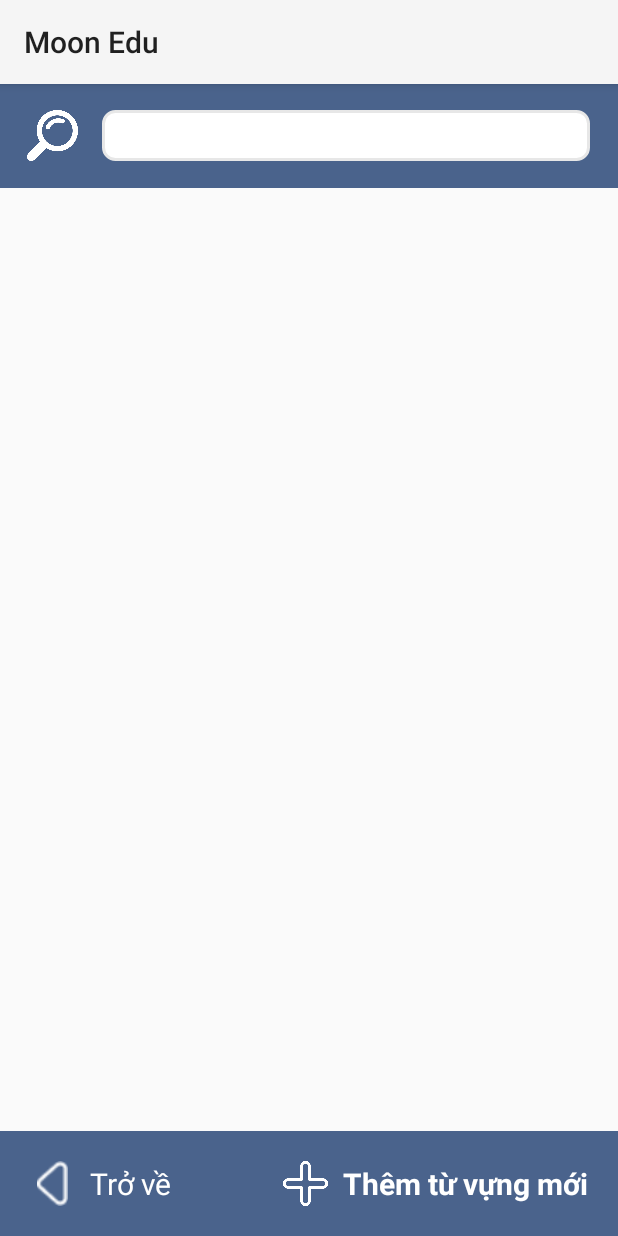
After one commit to thienbinhwwww/MoonEdu, an Android app: the fragment PersonalVocabularyList shown on its own in the app's theme, on a phone screen of 412 x 824 dp. The commit adds this screen. Run offline under Robolectric (Android 15) with nearby library versions, the phone set to English and light mode, and no system bars; our stand-ins replace FlexboxLayout.

Commit message:
Create UI Pesonal vocabulary List

```diff
--- /dev/null
+++ b/app/src/main/java/com/moon/moonedu/Fragment/PersonalVocabularyList.java
@@ -0,0 +1,66 @@
+package com.moon.moonedu.Fragment;
+
+import android.os.Bundle;
+
+import androidx.fragment.app.Fragment;
+
+import android.view.LayoutInflater;
+import android.view.View;
+import android.view.ViewGroup;
+
+import com.moon.moonedu.R;
+
+/**
+ * A simple {@link Fragment} subclass.
+ * Use the {@link PersonalVocabularyList#newInstance} factory method to
+ * create an instance of this fragment.
+ */
+public class PersonalVocabularyList extends Fragment {
+
+    // TODO: Rename parameter arguments, choose names that match
+    // the fragment initialization parameters, e.g. ARG_ITEM_NUMBER
+    private static final String ARG_PARAM1 = "param1";
+    private static final String ARG_PARAM2 = "param2";
+
+    // TODO: Rename and change types of parameters
+    private String mParam1;
+    private String mParam2;
+
+    public PersonalVocabularyList() {
+        // Required empty public constructor
+    }
+
+    /**
+     * Use this factory method to create a new instance of
+     * this fragment using the provided parameters.
+     *
+     * @param param1 Parameter 1.
+     * @param param2 Parameter 2.
+     * @return A new instance of fragment PersonalVocabularyList.
+     */
+    // TODO: Rename and change types and number of parameters
+    public static PersonalVocabularyList newInstance(String param1, String param2) {
+        PersonalVocabularyList fragment = new PersonalVocabularyList();
+        Bundle args = new Bundle();
+        args.putString(ARG_PARAM1, param1);
+        args.putString(ARG_PARAM2, param2);
+        fragment.setArguments(args);
+        return fragment;
+    }
+
+    @Override
+    public void onCreate(Bundle savedInstanceState) {
+        super.onCreate(savedInstanceState);
+        if (getArguments() != null) {
+            mParam1 = getArguments().getString(ARG_PARAM1);
+            mParam2 = getArguments().getString(ARG_PARAM2);
+        }
+    }
+
+    @Override
+    public View onCreateView(LayoutInflater inflater, ViewGroup container,
+                             Bundle savedInstanceState) {
+        // Inflate the layout for this fragment
+        return inflater.inflate(R.layout.fragment_personal_vocabulary_list, container, false);
+    }
+}
--- /dev/null
+++ b/app/src/main/res/layout/fragment_personal_vocabulary_list.xml
@@ -0,0 +1,93 @@
+<?xml version="1.0" encoding="utf-8"?>
+<androidx.constraintlayout.widget.ConstraintLayout xmlns:android="http://schemas.android.com/apk/res/android"
+    xmlns:app="http://schemas.android.com/apk/res-auto"
+    xmlns:tools="http://schemas.android.com/tools"
+    android:layout_width="match_parent"
+    android:layout_height="match_parent"
+    tools:context=".Fragment.PersonalVocabularyList">
+
+
+    <LinearLayout
+        android:id="@+id/search"
+        android:layout_width="match_parent"
+        android:layout_height="69dp"
+        android:background="#4A638C"
+        android:gravity="center"
+        android:orientation="horizontal"
+        app:layout_constraintTop_toTopOf="parent">
+
+        <ImageView
+            android:layout_width="34dp"
+            android:layout_height="34dp"
+            android:layout_marginRight="16dp"
+            android:src="@drawable/magnifier" />
+
+        <EditText
+            android:layout_width="325dp"
+            android:layout_height="34dp"
+            android:background="@drawable/bg_textinput" />
+    </LinearLayout>
+
+    <ListView
+        android:layout_width="match_parent"
+        android:layout_height="0dp"
+        app:layout_constraintBottom_toTopOf="@+id/menu"
+        app:layout_constraintTop_toBottomOf="@+id/search" />
+
+    <com.google.android.flexbox.FlexboxLayout
+        android:id="@+id/menu"
+        android:layout_width="match_parent"
+        android:layout_height="70dp"
+        android:background="#4A638C"
+        android:paddingHorizontal="20dp"
+        app:flexWrap="wrap"
+        app:justifyContent="space_between"
+        app:layout_constraintBottom_toBottomOf="parent">
+
+        <LinearLayout
+            android:layout_width="wrap_content"
+            android:layout_height="match_parent"
+            android:gravity="center_vertical">
+
+            <ImageView
+                android:layout_width="30dp"
+                android:layout_height="30dp"
+                android:src="@drawable/back" />
+
+            <TextView
+                android:layout_width="wrap_content"
+                android:layout_height="wrap_content"
+                android:text="Trở về"
+                android:textColor="#ffffff"
+                android:layout_marginLeft="10dp"
+                android:textSize="20sp"
+                android:textStylek="bold" />
+
+        </LinearLayout>
+
+        <LinearLayout
+            android:layout_width="wrap_content"
+            android:layout_height="match_parent"
+            android:gravity="center_vertical">
+
+            <ImageView
+                android:layout_width="30dp"
+                android:layout_height="30dp"
+                android:src="@drawable/plus"
+                />
+
+            <TextView
+                android:layout_marginLeft="10dp"
+                android:layout_width="wrap_content"
+                android:layout_height="wrap_content"
+                android:text="Thêm từ vựng mới"
+                android:textColor="#ffffff"
+                android:textSize="20sp"
+                android:textStyle="bold" />
+
+        </LinearLayout>
+
+
+    </com.google.android.flexbox.FlexboxLayout>
+
+</androidx.constraintlayout.widget.ConstraintLayout>
```
Also changed, not shown: app/src/main/res/layout/fragment_discover.xml (+19 -22 lines), app/src/main/res/layout/item_personal_vacabulary.xml (added, +40 -0 lines), app/src/main/res/drawable/back.png (added), app/src/main/res/drawable/loa.png (added), app/src/main/res/drawable/magnifier.png (added), app/src/main/res/drawable/more.png (added), app/src/main/res/drawable/plus.png (added).
